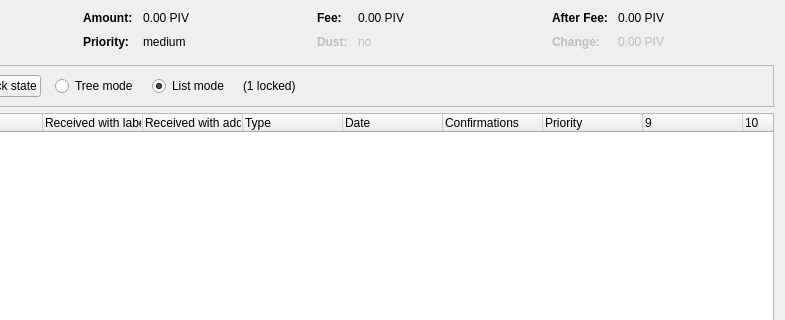
Old version of the form src/qt/forms/coincontroldialog.ui in the repository mammix2/kore-mammix2; both pictures show x 169 to 954 and y 0 to 320 of the 954 by 500 pixel window.
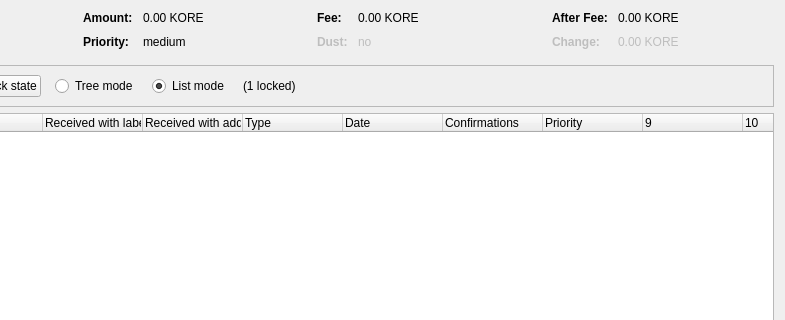
New version of the form. Custom widgets are drawn as their Qt base class.

Commit message: kore name and file references

Diff of the .ui file:
```diff
--- a/src/qt/forms/coincontroldialog.ui
+++ b/src/qt/forms/coincontroldialog.ui
@@ -132,7 +132,7 @@
           <enum>Qt::ActionsContextMenu</enum>
          </property>
          <property name="text">
-          <string notr="true">0.00 PIV</string>
+          <string notr="true">0.00 KORE</string>
          </property>
          <property name="textInteractionFlags">
           <set>Qt::LinksAccessibleByMouse|Qt::TextSelectableByKeyboard|Qt::TextSelectableByMouse</set>
@@ -206,7 +206,7 @@
           <enum>Qt::ActionsContextMenu</enum>
          </property>
          <property name="text">
-          <string notr="true">0.00 PIV</string>
+          <string notr="true">0.00 KORE</string>
          </property>
          <property name="textInteractionFlags">
           <set>Qt::LinksAccessibleByMouse|Qt::TextSelectableByKeyboard|Qt::TextSelectableByMouse</set>
@@ -286,7 +286,7 @@
           <enum>Qt::ActionsContextMenu</enum>
          </property>
          <property name="text">
-          <string notr="true">0.00 PIV</string>
+          <string notr="true">0.00 KORE</string>
          </property>
          <property name="textInteractionFlags">
           <set>Qt::LinksAccessibleByMouse|Qt::TextSelectableByKeyboard|Qt::TextSelectableByMouse</set>
@@ -321,7 +321,7 @@
           <enum>Qt::ActionsContextMenu</enum>
          </property>
          <property name="text">
-          <string notr="true">0.00 PIV</string>
+          <string notr="true">0.00 KORE</string>
          </property>
          <property name="textInteractionFlags">
           <set>Qt::LinksAccessibleByMouse|Qt::TextSelectableByKeyboard|Qt::TextSelectableByMouse</set>
```
The commit also changes 118 other files.
